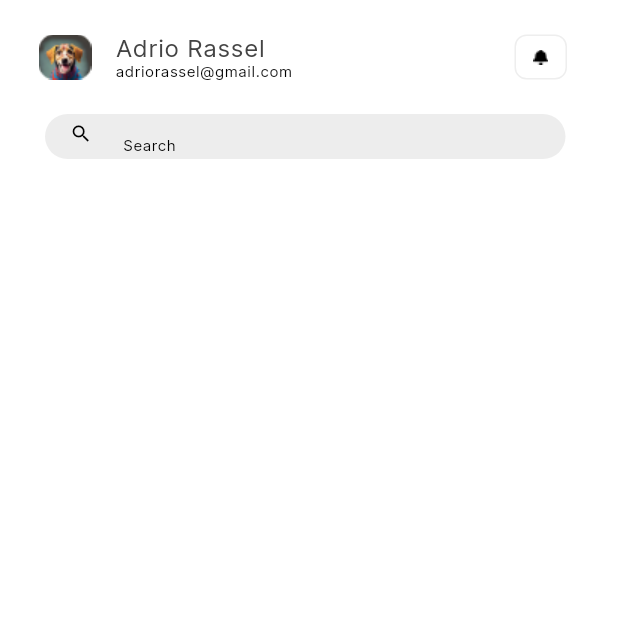
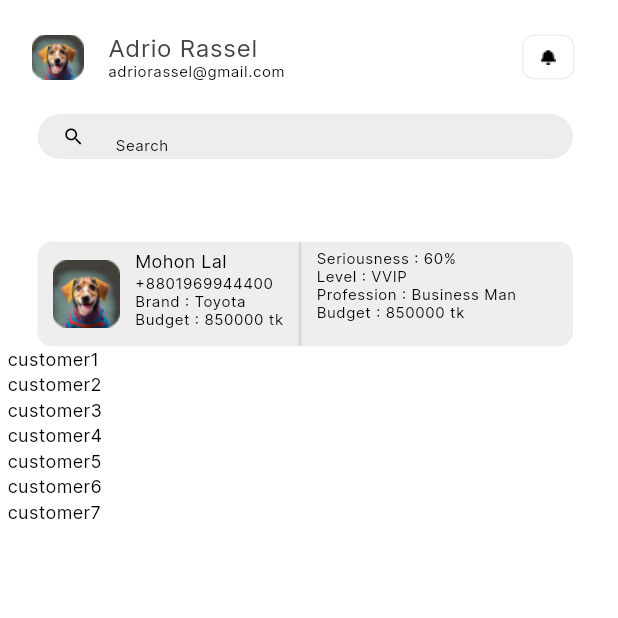
Before and after one commit to mehediFlutter/Pilot_Bazar_Admin, a Flutter app: the screen it shows after launch, on a phone screen of 412 x 824 dp, the top half of it. Run offline on Flutter 3.47's test engine with Material 3 defaults, Android fonts, the phone set to English and light mode, and no system bars.

Commit message:
Search Page

```diff
--- a/lib/const/const_radious.dart
+++ b/lib/const/const_radious.dart
@@ -5,3 +5,9 @@ const BorderRadius BorderRadious8 = BorderRadius.all(Radius.circular(8));
 const BorderRadius BorderRadious20 = BorderRadius.all(Radius.circular(20));
 const Color BorderRadious8Color = Color(0xFFEEEEEE);
 const SizedBox height5 = SizedBox(height: 5);
+const SizedBox width5 = SizedBox(width: 5);
+ Container horizontalLine = Container(
+  height: 69,
+  width: 2,
+  decoration: BoxDecoration(color:Color(0xFFD9D9D9) ),
+ );
--- /dev/null
+++ b/lib/notification/notification_page.dart
@@ -0,0 +1,31 @@
+import 'package:flutter/material.dart';
+
+class NotificaitonScreen extends StatefulWidget {
+  const NotificaitonScreen({super.key});
+
+  @override
+  State<NotificaitonScreen> createState() => _NotificaitonScreenState();
+}
+
+class _NotificaitonScreenState extends State<NotificaitonScreen> {
+  List customerList = [
+    'customer1,,,,,,'
+  ];
+  @override
+  Widget build(BuildContext context) {
+    return SafeArea(child: Scaffold(body: Column(
+      children: [
+          Expanded(
+              child: ListView.builder(
+               primary: false,
+               // shrinkWrap: false,
+                 scrollDirection: Axis.vertical,
+                  itemCount: customerList.length,
+                  itemBuilder: (context, index) {
+                    return Text(customerList[index]);
+                  }),
+            ),
+      ],
+    ),));
+  }
+}
--- a/lib/package/customer_care_service/customer_listTile.dart
+++ b/lib/package/customer_care_service/customer_listTile.dart
@@ -1,6 +1,7 @@
 import 'package:flutter/material.dart';
 import 'package:pilot_bazar_admin/const/color.dart';
 import 'package:pilot_bazar_admin/const/const_radious.dart';
+import 'package:pilot_bazar_admin/notification/notification_page.dart';
 import 'package:pilot_bazar_admin/package/customer_care_service/customer_profuile_bar.dart';
 import 'package:pilot_bazar_admin/profile/profile.dart';
 
@@ -13,27 +14,43 @@ class CustomerListTile extends StatefulWidget {
 
 class _CustomerListTileState extends State<CustomerListTile> {
   @override
+  List customerList = [
+    'customer1',
+    'customer2',
+    'customer3',
+    'customer4',
+    'customer5',
+    'customer6',
+    'customer7'
+  ];
   Widget build(BuildContext context) {
     Size size = MediaQuery.sizeOf(context);
     return SafeArea(
         child: Scaffold(
       backgroundColor: whiteColor,
       body: Padding(
-        padding: const EdgeInsets.symmetric(horizontal: 10,vertical: 10),
+        padding: const EdgeInsets.symmetric(horizontal: 5, vertical: 10),
         child: Column(
           children: [
             CustomerProfileBar(
               profileImagePath: 'assets/images/small_profile.png',
-            onTapFunction: (){
-              Navigator.push(context, MaterialPageRoute(builder: (context)=>ProfilePage()));
-            }
+              onTapFunction: () {
+                Navigator.push(context,
+                    MaterialPageRoute(builder: (context) => ProfilePage()));
+              },
+              notificationTap: () {
+                print("notificaiton tap");
+                Navigator.push(
+                    context,
+                    MaterialPageRoute(
+                        builder: (context) => NotificaitonScreen()));
+              },
             ),
             height5,
             height5,
             Padding(
-          padding: const EdgeInsets.only(left: 20,right: 25),
+              padding: const EdgeInsets.only(left: 20, right: 25),
               child: Container(
-
                 height: 30,
                 width: double.infinity,
                 decoration: BoxDecoration(
@@ -44,18 +61,125 @@ class _CustomerListTileState extends State<CustomerListTile> {
                   padding: const EdgeInsets.only(bottom: 4),
                   child: TextField(
                     style: Theme.of(context).textTheme.bodySmall,
-
                     cursorHeight: 15,
                     decoration: InputDecoration(
                         hintText: "Search",
                         hintStyle: Theme.of(context).textTheme.bodySmall,
                         border: InputBorder.none,
-                 prefixIcon: Icon(Icons.search,color: Colors.black,size: 15,)
+                        prefixIcon: Padding(
+                          padding: const EdgeInsets.only(top: 4),
+                          child: Icon(
+                            Icons.search,
+                            color: Colors.black,
+                            size: 15,
+                          ),
+                        )),
                   ),
                 ),
               ),
             ),
+            SizedBox(height: size.height / 15),
+            Padding(
+              padding: const EdgeInsets.only(left: 20, right: 25),
+              child: Container(
+                height: 70,
+                width: double.infinity,
+                decoration: BoxDecoration(
+                  color: Color(0xFFEEEEEE),
+                  borderRadius: BorderRadius.circular(10),
                 ),
+                child: Row(
+                  children: [
+                    Padding(
+                      padding: const EdgeInsets.only(left: 10),
+                      child: Container(
+                        height: 45,
+                        width: 45,
+                        child: Center(
+                            child: Image.asset('assets/images/customer_1.png')),
+                      ),
+                    ),
+                    width5,
+                    width5,
+                    Padding(
+                      padding: const EdgeInsets.symmetric(vertical: 5),
+                      child: Column(
+                        crossAxisAlignment: CrossAxisAlignment.start,
+                        children: [
+                          Text(
+                            "Mohon Lal",
+                            overflow: TextOverflow.visible,
+                            style: Theme.of(context)
+                                .textTheme
+                                .bodyMedium!
+                                .copyWith(fontWeight: FontWeight.w500),
+                          ),
+                          Text("+8801969944400",
+                              style: Theme.of(context)
+                                  .textTheme
+                                  .bodySmall!
+                                  .copyWith(height: 0)),
+                          Text("Brand : Toyota",
+                              style: Theme.of(context)
+                                  .textTheme
+                                  .bodySmall!
+                                  .copyWith(height: 0)),
+                          Text("Budget : 850000 tk",
+                              style: Theme.of(context)
+                                  .textTheme
+                                  .bodySmall!
+                                  .copyWith(height: 0)),
+                        ],
+                      ),
+                    ),
+                    width5,
+                    width5,
+                    horizontalLine,
+                    width5,
+                    width5,
+                    Padding(
+                      padding: const EdgeInsets.symmetric(vertical: 5),
+                      child: Column(
+                        crossAxisAlignment: CrossAxisAlignment.start,
+                        children: [
+                          Text("Seriousness : 60%",
+                              style: Theme.of(context)
+                                  .textTheme
+                                  .bodySmall!
+                                  .copyWith(height: 0)),
+                          Text("Level : VVIP",
+                              style: Theme.of(context)
+                                  .textTheme
+                                  .bodySmall!
+                                  .copyWith(height: 0)),
+                          Text("Profession : Business Man",
+                              style: Theme.of(context)
+                                  .textTheme
+                                  .bodySmall!
+                                  .copyWith(height: 0)),
+                          Text("Budget : 850000 tk",
+                              style: Theme.of(context)
+                                  .textTheme
+                                  .bodySmall!
+                                  .copyWith(height: 0)),
+                        ],
+                      ),
+                    ),
+                  ],
+                ),
+              ),
+            ),
+              Expanded(
+              child: ListView.builder(
+               primary: false,
+               // shrinkWrap: false,
+                 scrollDirection: Axis.vertical,
+                  itemCount: customerList.length,
+                  itemBuilder: (context, index) {
+                    return Text(customerList[index]);
+                  }),
+            ),
+
           ],
         ),
       ),
--- a/lib/package/customer_care_service/customer_profuile_bar.dart
+++ b/lib/package/customer_care_service/customer_profuile_bar.dart
@@ -4,8 +4,9 @@ import 'package:pilot_bazar_admin/const/const_radious.dart';
 class CustomerProfileBar extends StatefulWidget {
   final String? profileImagePath;
   final Function()? onTapFunction;
+  final Function()? notificationTap;
   const CustomerProfileBar(
-      {super.key, this.profileImagePath, this.onTapFunction});
+      {super.key, this.profileImagePath, this.onTapFunction, this.notificationTap});
 
   @override
   State<CustomerProfileBar> createState() => _CustomerProfileBarState();
@@ -39,7 +40,10 @@ class _CustomerProfileBarState extends State<CustomerProfileBar> {
               style: Theme.of(context).textTheme.bodySmall),
         ],
       ),
-      trailing: Container(
+      trailing: GestureDetector(
+  onTap: widget.notificationTap,
+        child: Container(
+
           height: 30,
           width: 35,
           decoration: BoxDecoration(
@@ -48,6 +52,7 @@ class _CustomerProfileBarState extends State<CustomerProfileBar> {
           ),
           child: Image.asset('assets/icons/notification.png'),
         ),
+      ),
     );
   }
 }
--- a/lib/pilot_bazar-admin.dart
+++ b/lib/pilot_bazar-admin.dart
@@ -20,7 +20,12 @@ class _PilotBazarAdminState extends State<PilotBazarAdmin> {
             fontSize: 10,
             fontFamily: 'Inter',
             color: Colors.black
-          )
+          ),
+          bodyMedium: TextStyle(
+            fontSize: 12,
+            fontFamily: 'Inter',
+            color: Colors.black
+          ),
         )
       ),
 
```
Also changed, not shown: assets/images/customer_1.png (added), assets/images/customer_2.png (added), lib/package/customer_care_service/search/search.dart (added). Lines whose indentation alone changed are shown as unchanged.
